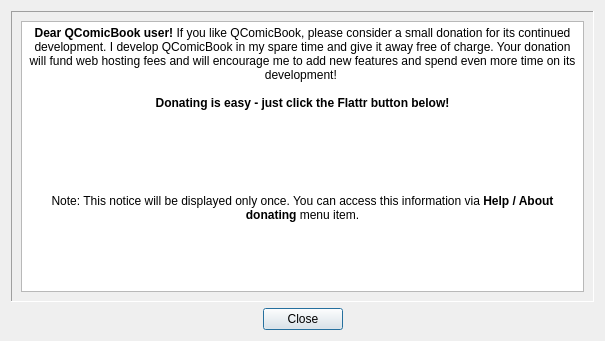
Qt form src/DonationDialog.ui (stolowski/QComicBook) before a commit.
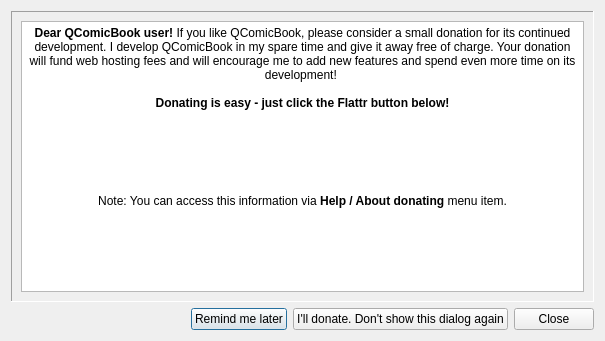
The same form after that commit. Icons and pictures are not drawn.

Commit message: Modified Donation dialog (added 'Remind..' and 'I'll donate..' buttons). Show Donation dialog on startup. Added config flag that turns donation dialog off.

What changed in the file:
```diff
--- a/src/DonationDialog.ui
+++ b/src/DonationDialog.ui
@@ -64,7 +64,7 @@
 &lt;p align=&quot;center&quot; style=&quot;-qt-paragraph-type:empty; margin-top:0px; margin-bottom:0px; margin-left:0px; margin-right:0px; -qt-block-indent:0; text-indent:0px; text-decoration: underline; color:#0000ff;&quot;&gt;&lt;/p&gt;
 &lt;p align=&quot;center&quot; style=&quot;-qt-paragraph-type:empty; margin-top:0px; margin-bottom:0px; margin-left:0px; margin-right:0px; -qt-block-indent:0; text-indent:0px; text-decoration: underline; color:#0000ff;&quot;&gt;&lt;/p&gt;
 &lt;p align=&quot;center&quot; style=&quot;-qt-paragraph-type:empty; margin-top:0px; margin-bottom:0px; margin-left:0px; margin-right:0px; -qt-block-indent:0; text-indent:0px; text-decoration: underline; color:#0000ff;&quot;&gt;&lt;/p&gt;
-&lt;p align=&quot;center&quot; style=&quot; margin-top:0px; margin-bottom:0px; margin-left:0px; margin-right:0px; -qt-block-indent:0; text-indent:0px;&quot;&gt;Note: This notice will be displayed only once. You can access this information via &lt;span style=&quot; font-weight:600;&quot;&gt;Help / About donating&lt;/span&gt; menu item.&lt;/p&gt;&lt;/body&gt;&lt;/html&gt;</string>
+&lt;p align=&quot;center&quot; style=&quot; margin-top:0px; margin-bottom:0px; margin-left:0px; margin-right:0px; -qt-block-indent:0; text-indent:0px;&quot;&gt;Note: You can access this information via &lt;span style=&quot; font-weight:600;&quot;&gt;Help / About donating&lt;/span&gt; menu item.&lt;/p&gt;&lt;/body&gt;&lt;/html&gt;</string>
         </property>
         <property name="openExternalLinks">
          <bool>true</bool>
@@ -89,6 +89,20 @@
        </property>
       </spacer>
      </item>
+     <item>
+      <widget class="QPushButton" name="remindBtn">
+       <property name="text">
+        <string>Remind me later</string>
+       </property>
+      </widget>
+     </item>
+     <item>
+      <widget class="QPushButton" name="donateBtn">
+       <property name="text">
+        <string>I'll donate. Don't show this dialog again</string>
+       </property>
+      </widget>
+     </item>
      <item>
       <widget class="QPushButton" name="closeBtn">
        <property name="text">
@@ -96,19 +110,6 @@
        </property>
       </widget>
      </item>
-     <item>
-      <spacer name="horizontalSpacer_2">
-       <property name="orientation">
-        <enum>Qt::Horizontal</enum>
-       </property>
-       <property name="sizeHint" stdset="0">
-        <size>
-         <width>40</width>
-         <height>20</height>
-        </size>
-       </property>
-      </spacer>
-     </item>
     </layout>
    </item>
   </layout>
```
Left out of the diff: 34 changed lines with no effect on the pictures. The commit also changes 5 other files.
